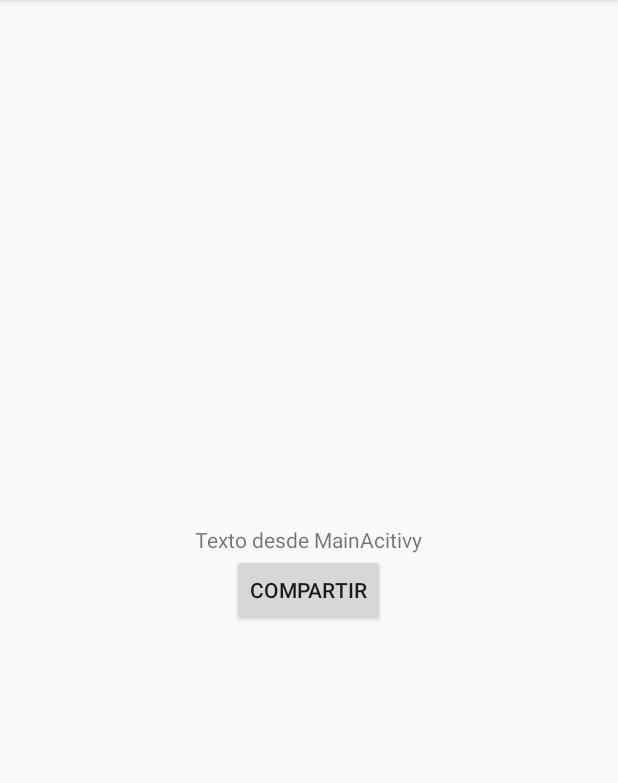
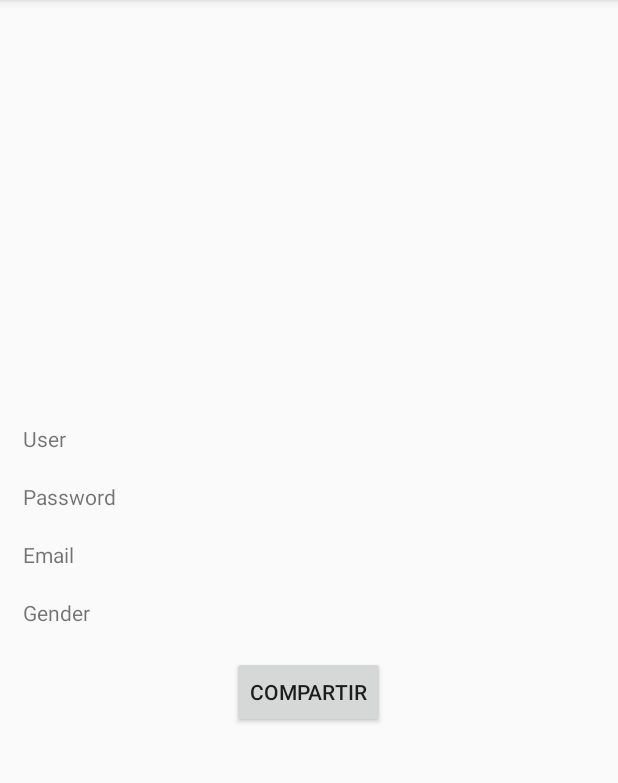
Before and after one commit to juliof9/Labo03_03-19_PDM_00081817, an Android app: the screen it shows after launch (NewActivity), after a tap on "SUBMIT", on a phone screen of 412 x 824 dp, the part 84-867 px from its top. Run offline under Robolectric (Android 15) with nearby library versions, the phone set to English and light mode, and no system bars.

Commit message:
Casi terminado

```diff
--- a/app/src/main/java/com/example/labo03/AppConstants.java
+++ b/app/src/main/java/com/example/labo03/AppConstants.java
@@ -2,4 +2,7 @@ package com.example.labo03;
 
 public class AppConstants {
     public static final String TEXT1_KEY = "Laboratorio1";
+    public static final String TEXT2_KEY = "Pase";
+    public static final String TEXT3_KEY = "Pase2";
+    public static final String TEXT4_KEY = "Pase3";
 }
--- a/app/src/main/java/com/example/labo03/MainActivity.java
+++ b/app/src/main/java/com/example/labo03/MainActivity.java
@@ -5,10 +5,16 @@ import android.support.v7.app.AppCompatActivity;
 import android.os.Bundle;
 import android.view.View;
 import android.widget.Button;
+import android.widget.EditText;
 
 public class MainActivity extends AppCompatActivity{
 
     Button m_action_submit;
+    EditText users;
+    EditText passwords;
+    EditText emails;
+    EditText genders;
+    String dato, dato2, dato3, dato4;
 
     @Override
     protected void onCreate(Bundle savedInstanceState) {
@@ -17,13 +23,25 @@ public class MainActivity extends AppCompatActivity{
         setContentView(R.layout.activity_main);
 
         m_action_submit = findViewById(R.id.submit_action);
+        users = findViewById(R.id.users);
+        passwords = findViewById(R.id.passwords);
+        emails = findViewById(R.id.emails);
+        genders = findViewById(R.id.genders);
 
         m_action_submit.setOnClickListener(new View.OnClickListener(){
             @Override
                 public void onClick(View v){
                     Intent m_intent = new Intent(MainActivity.this, NewActivity.class);
 
-                    m_intent.putExtra(AppConstants.TEXT1_KEY, "Texto desde MainAcitivy");
+                    dato = users.getText().toString();
+                    dato2 = passwords.getText().toString();
+                    dato3 = emails.getText().toString();
+                    dato4 = genders.getText().toString();
+
+                    m_intent.putExtra(AppConstants.TEXT1_KEY, dato);
+                    m_intent.putExtra(AppConstants.TEXT2_KEY, dato2);
+                    m_intent.putExtra(AppConstants.TEXT3_KEY, dato3);
+                    m_intent.putExtra(AppConstants.TEXT4_KEY, dato4);
 
                     startActivity(m_intent);
             }
--- a/app/src/main/java/com/example/labo03/NewActivity.java
+++ b/app/src/main/java/com/example/labo03/NewActivity.java
@@ -11,27 +11,16 @@ import org.w3c.dom.Text;
 
 public class NewActivity extends AppCompatActivity {
 
-    TextView mText1;
+    TextView mText1, mText2, mText3, mText4;
     Button mSubmitAction;
-    String text_aux;
+    String text_aux, dato2, dato3, dato4;
 
     @Override
     protected void onCreate(Bundle savedInstanceState) {
         super.onCreate(savedInstanceState);
         setContentView(R.layout.activity_new);
 
-        mText1 = findViewById(R.id.prueba_text);
-        mSubmitAction = findViewById(R.id.submit2_action);
-
-        text_aux= "Texto Quemado";
-
-        Intent new_intent = getIntent();
-
-        if(new_intent != null){
-            text_aux = new_intent.getStringExtra(AppConstants.TEXT1_KEY);
-        }
-
-        mText1.setText(text_aux);
+        recibirdatos();
 
         mSubmitAction.setOnClickListener(new View.OnClickListener() {
             @Override
@@ -42,9 +31,37 @@ public class NewActivity extends AppCompatActivity {
                 m_intent2.setType("text/plain");
 
                 m_intent2.putExtra(Intent.EXTRA_TEXT, text_aux);
+                m_intent2.putExtra(Intent.EXTRA_TEXT, dato2);
+                m_intent2.putExtra(Intent.EXTRA_TEXT, dato3);
+                m_intent2.putExtra(Intent.EXTRA_TEXT, dato4);
 
                 startActivity(m_intent2);
             }
         });
     }
+
+    private void recibirdatos(){
+
+        mText1 = findViewById(R.id.prueba_text);
+        mText2 = findViewById(R.id.text2);
+        mText3 = findViewById(R.id.text3);
+        mText4 = findViewById(R.id.text4);
+        mSubmitAction = findViewById(R.id.submit2_action);
+
+        Intent new_intent = getIntent();
+        Bundle datos = new_intent.getExtras();
+
+        if(datos != null || dato2 != null || dato3 != null || dato4 != null){
+            assert datos != null;
+            text_aux = datos.getString(AppConstants.TEXT1_KEY);
+            dato2 = datos.getString(AppConstants.TEXT2_KEY);
+            dato3 = datos.getString(AppConstants.TEXT3_KEY);
+            dato4 = datos.getString(AppConstants.TEXT4_KEY);
+        }
+
+        mText1.setText(text_aux);
+        mText2.setText(dato2);
+        mText3.setText(dato3);
+        mText4.setText(dato4);
+    }
 }
--- a/app/src/main/res/layout/activity_new.xml
+++ b/app/src/main/res/layout/activity_new.xml
@@ -1,23 +1,62 @@
 <?xml version="1.0" encoding="utf-8"?>
 <LinearLayout xmlns:android="http://schemas.android.com/apk/res/android"
-    xmlns:app="http://schemas.android.com/apk/res-auto"
     xmlns:tools="http://schemas.android.com/tools"
     android:layout_width="match_parent"
     android:layout_height="match_parent"
     tools:context=".NewActivity"
+    android:padding="15dp"
     android:gravity="center"
     android:orientation="vertical">
 
     <TextView
-        android:id="@+id/prueba_text"
         android:layout_width="wrap_content"
         android:layout_height="wrap_content"
-        android:gravity="center"
-        android:text="Texto prueba"/>
+        android:layout_gravity="left"
+        android:text="@string/user_name" />
+
+    <TextView
+        android:id="@+id/prueba_text"
+        android:layout_width="match_parent"
+        android:layout_height="wrap_content"/>
+
+    <TextView
+        android:layout_width="wrap_content"
+        android:layout_height="wrap_content"
+        android:layout_gravity="left"
+        android:text="@string/password_name"/>
+
+    <TextView
+        android:id="@+id/text2"
+        android:layout_width="match_parent"
+        android:layout_height="wrap_content"/>
+
+    <TextView
+        android:layout_width="wrap_content"
+        android:layout_height="wrap_content"
+        android:layout_gravity="left"
+        android:text="@string/email_user"/>
+
+    <TextView
+        android:id="@+id/text3"
+        android:layout_width="match_parent"
+        android:layout_height="wrap_content" />
+
+    <TextView
+        android:layout_width="wrap_content"
+        android:layout_height="wrap_content"
+        android:layout_gravity="left"
+        android:text="@string/gender_type"/>
+
+    <TextView
+        android:id="@+id/text4"
+        android:layout_width="match_parent"
+        android:layout_height="wrap_content" />
+
     <Button
         android:id="@+id/submit2_action"
         android:layout_width="wrap_content"
         android:layout_height="wrap_content"
-        android:text="Compartir"/>
+        android:layout_gravity="center"
+        android:text="@string/button_compartir"/>
 
 </LinearLayout>
--- a/app/src/main/res/values/strings.xml
+++ b/app/src/main/res/values/strings.xml
@@ -1,3 +1,10 @@
 <resources>
     <string name="app_name">Labo03</string>
+    <string name="user_name">User</string>
+    <string name="password_name">Password</string>
+    <string name="gender_type">Gender</string>
+    <string name="email_user">Email</string>
+    <string name="submit_button1">SUBMIT</string>
+    <string name="button_compartir">Compartir</string>
+    <string name="shared_activity">Shared Activity</string>
 </resources>
```
Also changed, not shown: app/src/main/java/com/example/labo03/ShareActivity.java (+11 -4 lines), app/src/main/res/layout/activity_main.xml (+27 -2 lines), app/src/main/res/layout/activity_share.xml (+18 -4 lines).
